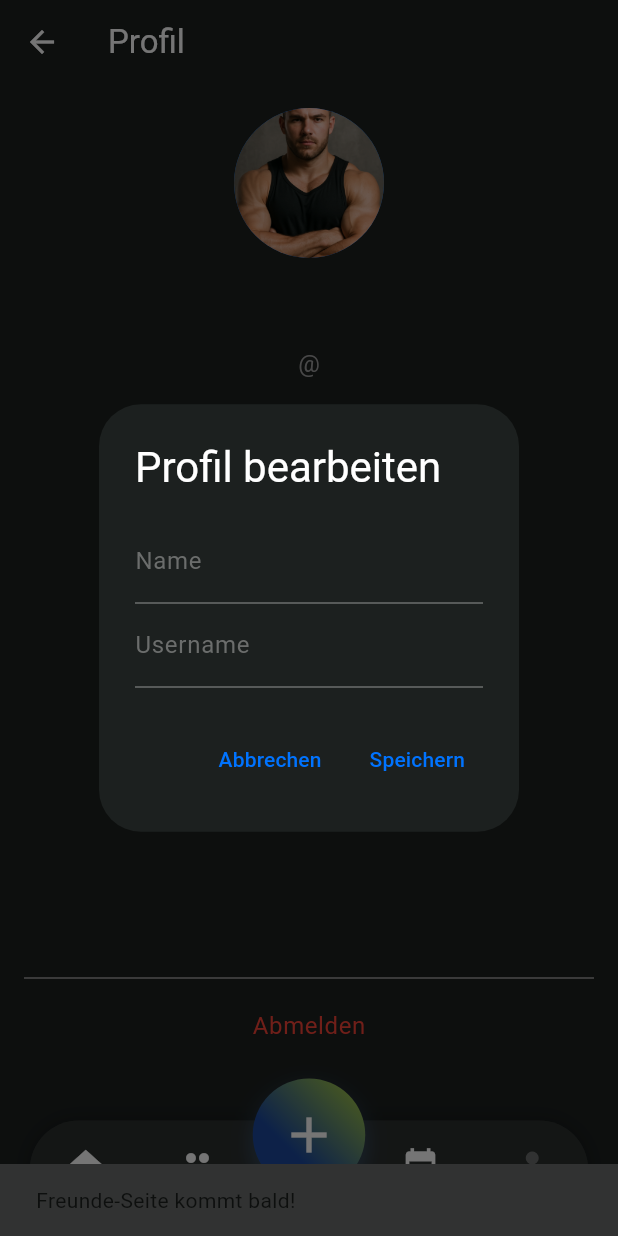
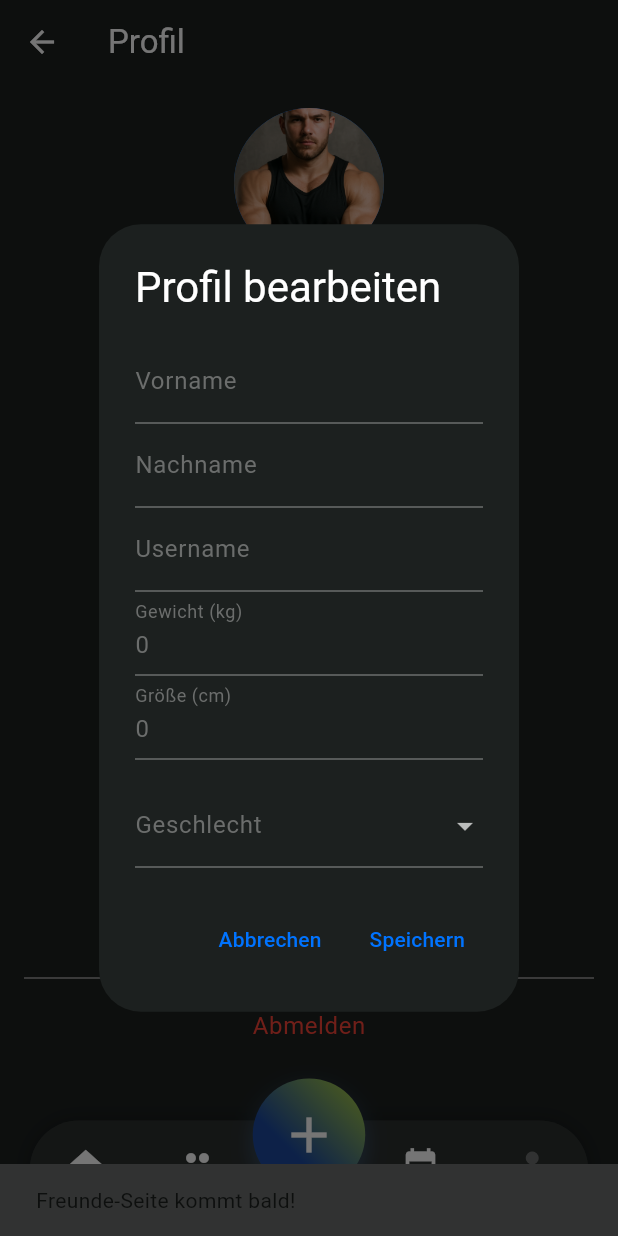
Before and after one commit to kenankusu/streax, a Flutter app: the Profil screen opened directly, item 2 of the bottom bar chosen, after a tap on the "edit" icon, on a phone screen of 412 x 824 dp. Run offline on Flutter 3.47's test engine with Material 3 defaults, Android fonts, the phone set to English and light mode, and no system bars; our stand-ins replace cloud_firestore, firebase_auth, firebase_core, flutter_spinkit, image_picker, syncfusion_flutter_calendar; accounts and stored records are empty.

Commit message:
Profil überarbeitet: - Vor- und Nachname getrennt - Gewicht, Größe, Geschlecht hinzugefügt

```diff
--- a/lib/screens/Profile/profile.dart
+++ b/lib/screens/Profile/profile.dart
@@ -32,7 +32,8 @@ class _ProfilState extends State<Profil> {
         iconTheme: IconThemeData(color: Colors.white),
         elevation: 0,
       ),
-      body: Stack( // Stack hinzugefügt
+      body: Stack(
+        // Stack hinzugefügt
         children: [
           // Hauptinhalt in Positioned
           Positioned(
@@ -47,7 +48,7 @@ class _ProfilState extends State<Profil> {
                   return Center(child: CircularProgressIndicator());
                 }
 
-                // ✅ Profil ist immer vorhanden → direkt anzeigen
+                // Profil ist immer vorhanden → direkt anzeigen
                 var userData = snapshot.data!.data() as Map<String, dynamic>;
 
                 return Padding(
@@ -57,16 +58,20 @@ class _ProfilState extends State<Profil> {
                     children: [
                       CircleAvatar(
                         radius: 50,
-                        backgroundImage: AssetImage('assets/profil/profilbild.png'),
+                        backgroundImage: AssetImage(
+                          'assets/profil/profilbild.png',
+                        ),
                       ),
                       SizedBox(height: 16),
                       Text(
-                        userData['name'] ?? 'Unbekannter Name',
+                        '${userData['firstName'] ?? 'Unbekannter'} ${userData['lastName'] ?? 'Name'}',
                         style: Theme.of(context).textTheme.headlineMedium,
                       ),
                       Text(
                         '@${userData['username'] ?? 'unbekannt'}',
-                        style: Theme.of(context).textTheme.bodySmall?.copyWith(color: Colors.grey),
+                        style: Theme.of(
+                          context,
+                        ).textTheme.bodySmall?.copyWith(color: Colors.grey),
                       ),
                       SizedBox(height: 16),
                       Row(
@@ -93,22 +98,40 @@ class _ProfilState extends State<Profil> {
                       ),
                       SizedBox(height: 16),
                       Text(
-                        "Streax Freunde: ${userData['freunde_anzahl'] ?? 0}",
+                        "Streax Freunde: ${userData['friends_count'] ?? 0}",
                         style: Theme.of(context).textTheme.bodySmall,
                       ),
                       Text(
-                        "Längster Streak: ${userData['laengster_streak'] ?? 0}",
+                        "Dein längster streak: ${userData['longest_streak'] ?? 0}",
+                        style: Theme.of(context).textTheme.bodySmall,
+                      ),
+                      Text(
+                        "Dein Gewicht: ${userData['weight'] != null ? '${userData['weight']} kg' : 'Nicht angegeben'}",
+                        style: Theme.of(context).textTheme.bodySmall,
+                      ),
+                      Text(
+                        "Deine Größe: ${userData['height'] != null ? '${userData['height']} cm' : 'Nicht angegeben'}",
+                        style: Theme.of(context).textTheme.bodySmall,
+                      ),
+                      Text(
+                        "Geschlecht: ${userData['gender'] ?? 'Nicht angegeben'}",
                         style: Theme.of(context).textTheme.bodySmall,
                       ),
                       Spacer(),
                       Divider(color: Colors.grey),
+                      // Abmeldefunktion -> man landet wieder beim wrapper
                       TextButton(
                         onPressed: () async {
                           await _auth.signOut();
+                          Navigator.of(
+                            context,
+                          ).pushNamedAndRemoveUntil('/', (route) => false);
                         },
                         child: Text(
                           "Abmelden",
-                          style: Theme.of(context).textTheme.bodySmall?.copyWith(color: Colors.red),
+                          style: Theme.of(
+                            context,
+                          ).textTheme.bodySmall?.copyWith(color: Colors.red),
                         ),
                       ),
                     ],
@@ -129,27 +152,87 @@ class _ProfilState extends State<Profil> {
     );
   }
 
-  // ✅ Edit-Dialog für bestehende Profile
-  void _showEditDialog(BuildContext context, String uid, Map<String, dynamic> currentData) {
-    final nameController = TextEditingController(text: currentData['name'] ?? '');
-    final usernameController = TextEditingController(text: currentData['username'] ?? '');
+  // Edit-Dialog für bestehende Profile
+  void _showEditDialog(
+    BuildContext context,
+    String uid,
+    Map<String, dynamic> currentData,
+  ) {
+    final firstNameController = TextEditingController(
+      text: currentData['firstName'] ?? '',
+    );
+    final lastNameController = TextEditingController(
+      text: currentData['lastName'] ?? '',
+    );
+    final usernameController = TextEditingController(
+      text: currentData['username'] ?? '',
+    );
+    final weightController = TextEditingController(
+      text: currentData['weight']?.toString() ?? '',
+    );
+    final heightController = TextEditingController(
+      text: currentData['height']?.toString() ?? '',
+    );
+    String selectedGender = currentData['gender'] ?? 'Nicht angegeben';
 
     showDialog(
       context: context,
       builder: (context) => AlertDialog(
         title: Text('Profil bearbeiten'),
-        content: Column(
+        content: StatefulBuilder(
+          builder: (context, setState) => SingleChildScrollView(
+            child: Column(
               mainAxisSize: MainAxisSize.min,
               children: [
                 TextField(
-              controller: nameController,
-              decoration: InputDecoration(labelText: 'Name'),
+                  controller: firstNameController,
+                  decoration: InputDecoration(labelText: 'Vorname'),
+                ),
+                TextField(
+                  controller: lastNameController,
+                  decoration: InputDecoration(labelText: 'Nachname'),
                 ),
                 TextField(
                   controller: usernameController,
                   decoration: InputDecoration(labelText: 'Username'),
                 ),
+                TextField(
+                  controller: weightController,
+                  decoration: InputDecoration(
+                    labelText: 'Gewicht (kg)',
+                    hintText: 'z.B. 70',
+                  ),
+                  keyboardType: TextInputType.numberWithOptions(decimal: true),
+                ),
+                TextField(
+                  controller: heightController,
+                  decoration: InputDecoration(
+                    labelText: 'Größe (cm)',
+                    hintText: 'z.B. 175',
+                  ),
+                  keyboardType: TextInputType.numberWithOptions(decimal: false),
+                ),
+                SizedBox(height: 16),
+                DropdownButtonFormField<String>(
+                  value: selectedGender,
+                  decoration: InputDecoration(labelText: 'Geschlecht'),
+                  items: ['Nicht angegeben', 'Männlich', 'Weiblich', 'Divers']
+                      .map((String value) {
+                        return DropdownMenuItem<String>(
+                          value: value,
+                          child: Text(value),
+                        );
+                      })
+                      .toList(),
+                  onChanged: (String? newValue) {
+                    setState(() {
+                      selectedGender = newValue!;
+                    });
+                  },
+                ),
               ],
+            ),
+          ),
         ),
         actions: [
           TextButton(
@@ -158,11 +241,78 @@ class _ProfilState extends State<Profil> {
           ),
           TextButton(
             onPressed: () async {
+              // Validierung
+              if (firstNameController.text.trim().isEmpty) {
+                ScaffoldMessenger.of(context).showSnackBar(
+                  SnackBar(content: Text('Vorname darf nicht leer sein')),
+                );
+                return;
+              }
+
+              if (lastNameController.text.trim().isEmpty) {
+                ScaffoldMessenger.of(context).showSnackBar(
+                  SnackBar(content: Text('Nachname darf nicht leer sein')),
+                );
+                return;
+              }
+
+              if (usernameController.text.trim().isEmpty) {
+                ScaffoldMessenger.of(context).showSnackBar(
+                  SnackBar(content: Text('Username darf nicht leer sein')),
+                );
+                return;
+              }
+
+              // Gewicht parsen und validieren
+              double? weight;
+              if (weightController.text.isNotEmpty) {
+                weight = double.tryParse(weightController.text);
+                if (weight == null || weight <= 0 || weight > 500) {
+                  ScaffoldMessenger.of(context).showSnackBar(
+                    SnackBar(
+                      content: Text(
+                        'Bitte gültiges Gewicht eingeben (1-500 kg)',
+                      ),
+                    ),
+                  );
+                  return;
+                }
+              }
+
+              // Größe parsen und validieren
+              int? height;
+              if (heightController.text.isNotEmpty) {
+                height = int.tryParse(heightController.text);
+                if (height == null || height <= 0 || height > 300) {
+                  ScaffoldMessenger.of(context).showSnackBar(
+                    SnackBar(
+                      content: Text('Bitte gültige Größe eingeben (1-300 cm)'),
+                    ),
+                  );
+                  return;
+                }
+              }
+
+              try {
                 await DatabaseService(uid: uid).updateUserData(
-                nameController.text,
-                usernameController.text,
+                  firstNameController.text.trim(),
+                  lastNameController.text.trim(),
+                  username: usernameController.text.trim(),
+                  weight: weight,
+                  height: height,
+                  gender: selectedGender != 'Nicht angegeben'
+                      ? selectedGender
+                      : null,
                 );
                 Navigator.pop(context);
+                ScaffoldMessenger.of(context).showSnackBar(
+                  SnackBar(content: Text('Profil erfolgreich aktualisiert!')),
+                );
+              } catch (e) {
+                ScaffoldMessenger.of(context).showSnackBar(
+                  SnackBar(content: Text('Fehler beim Speichern: $e')),
+                );
+              }
             },
             child: Text('Speichern'),
           ),
```
Also changed, not shown: lib/services/database.dart (+28 -16 lines). Lines whose indentation alone changed are shown as unchanged.
